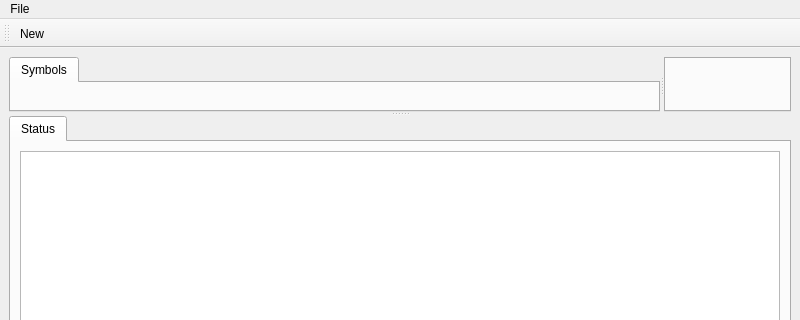
First picture: the form in ui/mainwindow.ui, repository pasota666/cutrepad, before the edit; both pictures show x 0 to 800 and y 0 to 320 of the 800 by 600 pixel window.
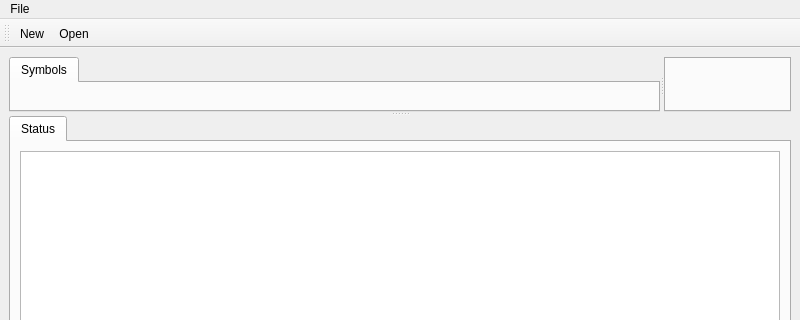
Second picture: the form after the edit. Icons and pictures are not drawn.

Commit message: Manage open and new files

```diff
--- a/ui/mainwindow.ui
+++ b/ui/mainwindow.ui
@@ -91,6 +91,7 @@
     <bool>false</bool>
    </attribute>
    <addaction name="actionNew"/>
+   <addaction name="actionOpen"/>
   </widget>
   <action name="actionNew">
    <property name="icon">
```
Left out of the diff: 10 changed lines with no effect on the pictures. The commit also changes 6 other files.
